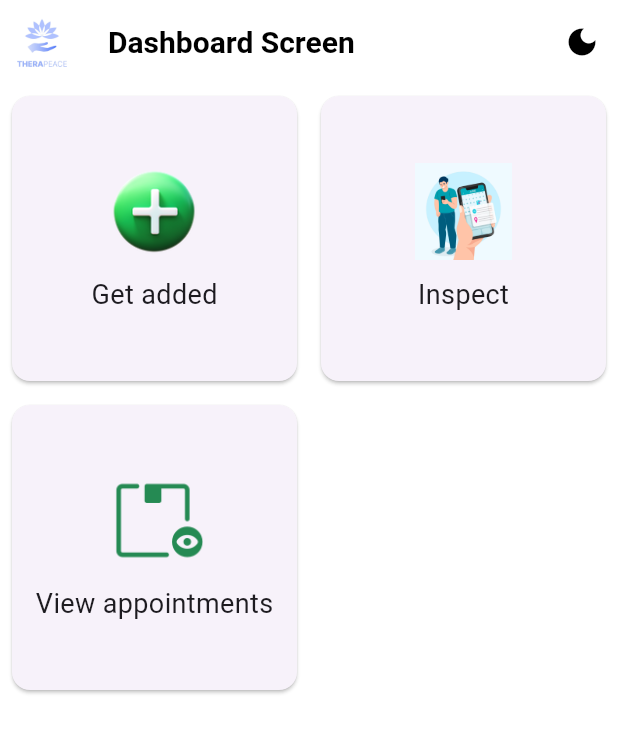
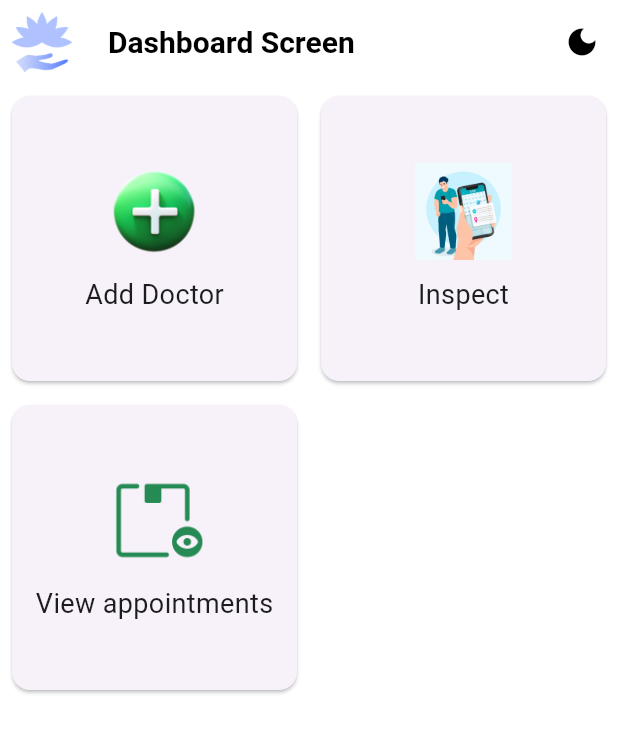
Before and after one commit to poojaaa01/fyp_admin, a Flutter app: the screen it shows after launch, on a phone screen of 412 x 824 dp. Shown: the top 733 px of the screen. Run offline on Flutter 3.47's test engine with Material 3 defaults, Android fonts, the phone set to English and light mode, and no system bars; our stand-ins replace cloud_firestore, dotted_border, fancy_shimmer_image, firebase_core, firebase_storage, fluttertoast and 3 more; missing offline and left inert: dynamic_height_grid_view; accounts and stored records are empty.

Commit message:
Minor Update

```diff
--- a/lib/consts/app_constants.dart
+++ b/lib/consts/app_constants.dart
@@ -14,7 +14,7 @@ class AppConstants {
   static List<String> categoriesList = [
     'Psychiatrist',
     'Therapist',
-    'Counselor'
+    'Counselor',
     'Clinical Psychologist',
     'Mental Health Counselor',
     'Behavioral Therapist',
--- a/lib/models/dashboard_btn_model.dart
+++ b/lib/models/dashboard_btn_model.dart
@@ -17,7 +17,7 @@ class DashboardButtonsModel {
 
   static List<DashboardButtonsModel> dashboardBtnList(context) => [
     DashboardButtonsModel(
-      text: "Get added",
+      text: "Add Doctor",
       imagePath: AssetsManager.add,
       onPressed: () {
         Navigator.pushNamed(context, EditAddScreen.routeName);
--- a/lib/services/assets_manager.dart
+++ b/lib/services/assets_manager.dart
@@ -30,7 +30,7 @@ class AssetsManager {
   static String light = "$profileImagesPath/light.png";
 
   // App
-  static String logoApp = "$appImagesPath/logo.jpg";
+  static String logoApp = "$appImagesPath/logo.png";
   static String noApt = "$appImagesPath/apt.jpg";
 
   //Dashboard
```
Also changed, not shown: lib/screens/edit_add_form.dart (+3 -10 lines), lib/screens/inner_screen/appointment_widget.dart (+6 -6 lines), assets/images/app/logo.jpg (deleted), assets/images/app/logo.png (added).
